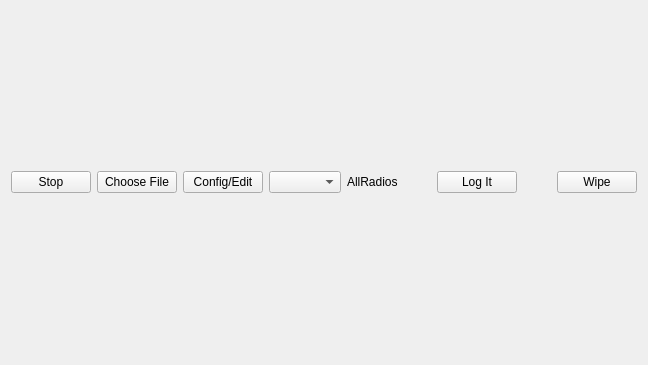
This is mqt/MqtLogger/dmbuttonframe.ui in Rsclub22/Minos2-Mirror as Qt 5 draws it before an edit. The edited form follows.
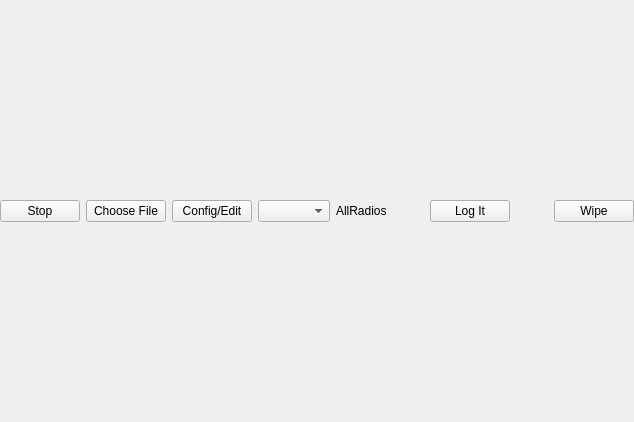
This is the edited form.

Commit message: more work on layouts, ditch forms and use code to layout to obtain better control!

What changed in the file:
```diff
--- a/mqt/MqtLogger/dmbuttonframe.ui
+++ b/mqt/MqtLogger/dmbuttonframe.ui
@@ -6,14 +6,32 @@
    <rect>
     <x>0</x>
     <y>0</y>
-    <width>648</width>
-    <height>365</height>
+    <width>634</width>
+    <height>422</height>
    </rect>
   </property>
+  <property name="sizePolicy">
+   <sizepolicy hsizetype="Preferred" vsizetype="Minimum">
+    <horstretch>0</horstretch>
+    <verstretch>0</verstretch>
+   </sizepolicy>
+  </property>
   <property name="windowTitle">
    <string/>
   </property>
   <layout class="QVBoxLayout" name="verticalLayout">
+   <property name="leftMargin">
+    <number>0</number>
+   </property>
+   <property name="topMargin">
+    <number>0</number>
+   </property>
+   <property name="rightMargin">
+    <number>0</number>
+   </property>
+   <property name="bottomMargin">
+    <number>0</number>
+   </property>
    <item>
     <layout class="QHBoxLayout" name="toolbarLayout"/>
    </item>
@@ -25,6 +43,9 @@
    </item>
    <item>
     <layout class="QHBoxLayout" name="horizontalLayout_3">
+     <property name="sizeConstraint">
+      <enum>QLayout::SetFixedSize</enum>
+     </property>
      <item>
       <widget class="QPushButton" name="stopButton">
        <property name="text">
```
Left out of the diff: 24 changed lines with no effect on the pictures. The commit also changes 26 other files.
